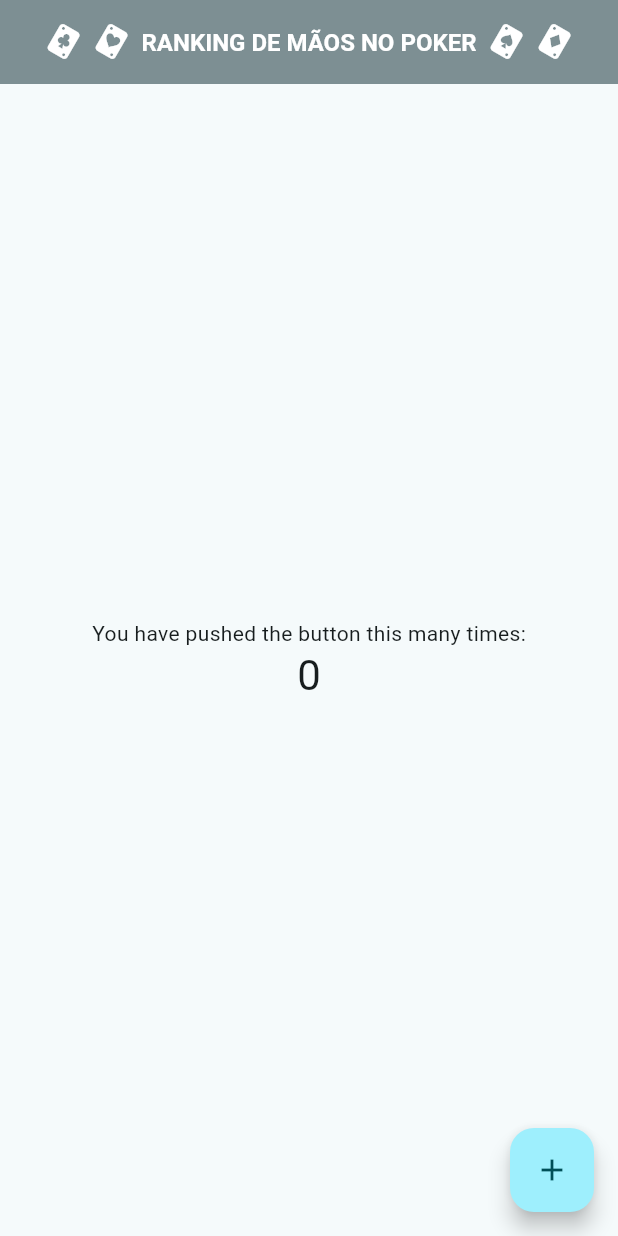
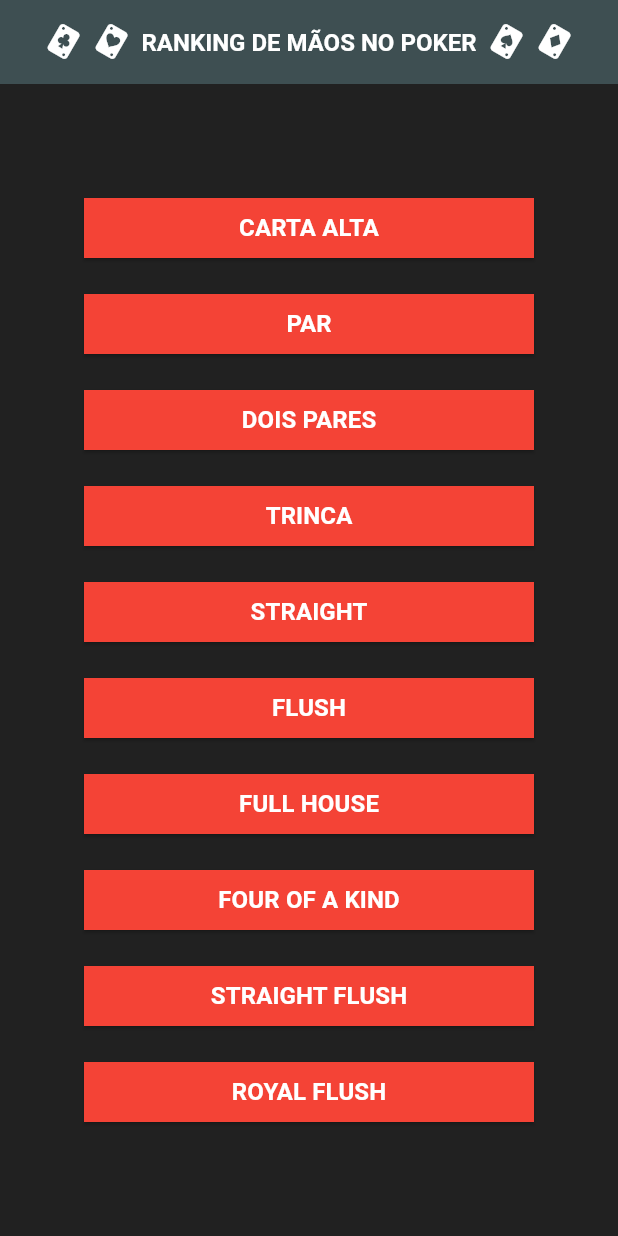
Before and after one commit to leomoraesitu/meuappflutter, a Flutter app: the screen it shows after launch, on a phone screen of 412 x 824 dp. Run offline on Flutter 3.47's test engine with Material 3 defaults, Android fonts, the phone set to English and light mode, and no system bars; Roboto replaces fonts that are missing (Arial).

Commit message:
layout-ranking

```diff
--- a/lib/main.dart
+++ b/lib/main.dart
@@ -1,5 +1,4 @@
 import 'package:flutter/material.dart';
-
 import 'package:meuappflutter/my_flutter_app_icons.dart';
 
 void main() {
@@ -9,7 +8,6 @@ void main() {
 class MyApp extends StatelessWidget {
   const MyApp({super.key});
 
-  // This widget is the root of your application.
   @override
   Widget build(BuildContext context) {
     return MaterialApp(
@@ -33,12 +31,31 @@ class MyHomePage extends StatefulWidget {
 }
 
 class _MyHomePageState extends State<MyHomePage> {
-  int _counter = 0;
 
-  void _incrementCounter() {
-    setState(() {
-      _counter++;
-    });
+  Widget buildButton(String label) {
+    return Container(
+      width: 300.0,
+      margin: const EdgeInsets.symmetric(vertical: 8.0), // Espaçamento entre os botões
+      child: ElevatedButton(
+        onPressed: () {
+
+        },
+        style: ElevatedButton.styleFrom(
+          backgroundColor: Colors.red,
+          shape: const RoundedRectangleBorder(
+            borderRadius: BorderRadius.zero, // Bordas quadradas
+          ),
+        ),
+        child: Text(
+          label,
+          style: const TextStyle(
+            color: Colors.white,
+            fontWeight: FontWeight.bold,
+            fontSize: 16,
+          ),
+        ),
+      ),
+    );
   }
 
   @override
@@ -62,8 +79,7 @@ class _MyHomePageState extends State<MyHomePage> {
                     color: Colors.white,
                     fontFamily: 'Arial',
                     fontWeight: FontWeight.bold,
-                      fontSize: 16
-                      ),
+                    fontSize: 16),
               ),
               const SizedBox(width: 8),
               const Icon(MyFlutterApp.spades_card, color: Colors.white),
@@ -77,21 +93,20 @@ class _MyHomePageState extends State<MyHomePage> {
         child: Column(
           mainAxisAlignment: MainAxisAlignment.center,
           children: <Widget>[
-            const Text(
-              'You have pushed the button this many times:',
-            ),
-            Text(
-              '$_counter',
-              style: Theme.of(context).textTheme.headlineMedium,
-            ),
+            buildButton('CARTA ALTA'),
+            buildButton('PAR'),
+            buildButton('DOIS PARES'),
+            buildButton('TRINCA'),
+            buildButton('STRAIGHT'),
+            buildButton('FLUSH'),
+            buildButton('FULL HOUSE'),
+            buildButton('FOUR OF A KIND'),
+            buildButton('STRAIGHT FLUSH'),
+            buildButton('ROYAL FLUSH'),
           ],
         ),
       ),
-      floatingActionButton: FloatingActionButton(
-        onPressed: _incrementCounter,
-        tooltip: 'Increment',
-        child: const Icon(Icons.add),
-      ),
+      backgroundColor: Colors.grey.shade900,
     );
   }
 }
```
Lines whose indentation alone changed are shown as unchanged.
